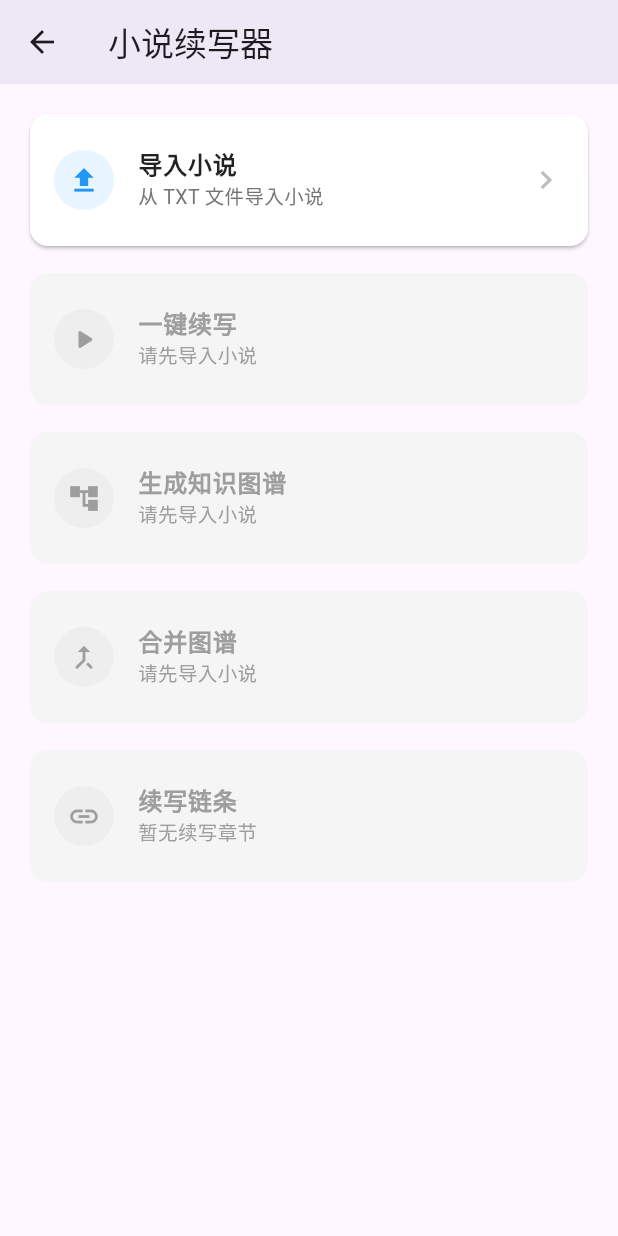
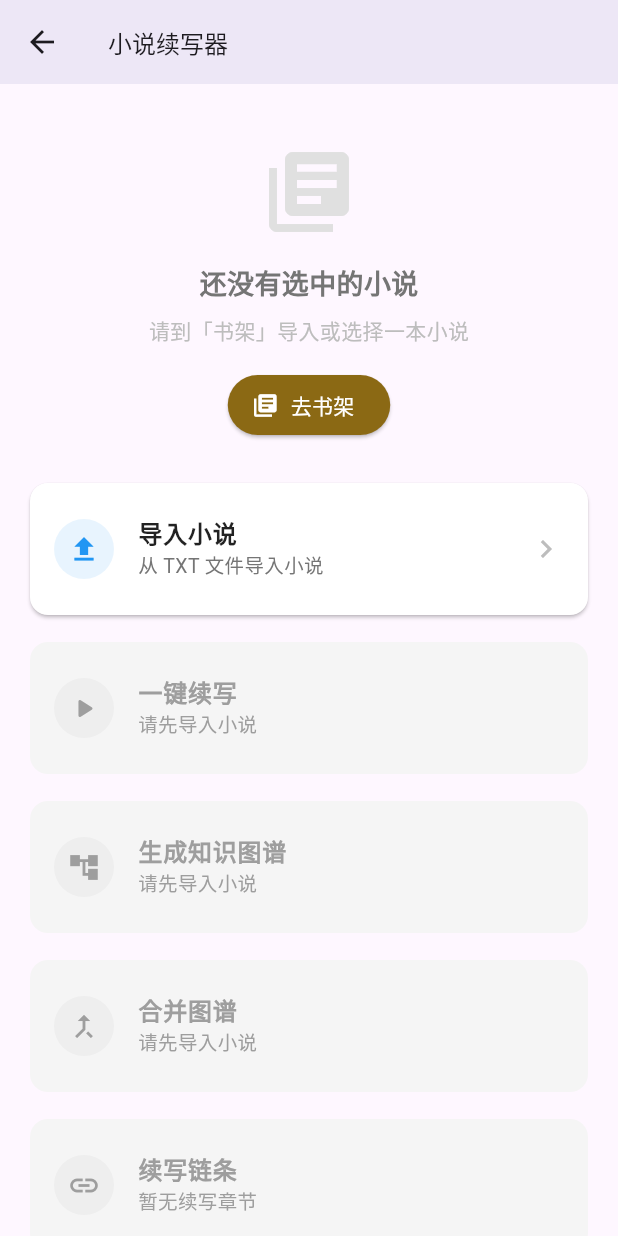
Before and after one commit to Neohero521/always_remember_me_flutter, a Flutter app: the HomeScreen screen opened directly, on a phone screen of 412 x 824 dp. Run offline on Flutter 3.47's test engine with Material 3 defaults, Android fonts, the phone set to English and light mode, and no system bars; our stand-ins replace file_picker, hive, hive_flutter, shared_preferences; accounts and stored records are empty.

Commit message:
feat: 书架体验优化 - 加载锁防抖 + 空状态提示
- BookshelfScreen: _isLoading 锁防止异步期间重复点击
- HomeScreen: 当前选中书名显示在AppBar，无书时显示引导去书架
- 豆包优化方案部分落地

```diff
--- a/lib/screens/home/home_screen.dart
+++ b/lib/screens/home/home_screen.dart
@@ -14,7 +14,12 @@ class HomeScreen extends StatelessWidget {
 
     return Scaffold(
       appBar: AppBar(
-        title: const Text('小说续写器'),
+        title: Text(
+          provider.currentBookId != null && provider.chapters.isNotEmpty
+              ? provider.bookshelf.firstWhere((b) => b.id == provider.currentBookId, orElse: () => provider.bookshelf.first).title
+              : '小说续写器',
+          style: const TextStyle(fontSize: 16),
+        ),
         backgroundColor: Colors.deepPurple.shade50,
         actions: [
           if (hasNovel)
@@ -37,6 +42,42 @@ class HomeScreen extends StatelessWidget {
           if (hasNovel) ...[
             _StatusCard(provider: provider),
             const SizedBox(height: 16),
+          ],
+
+          // 空状态提示
+          if (!hasNovel && provider.currentBookId == null) ...[
+            Container(
+              padding: const EdgeInsets.all(24),
+              child: Column(
+                children: [
+                  Icon(Icons.library_books, size: 64, color: Colors.grey.shade300),
+                  const SizedBox(height: 16),
+                  Text(
+                    '还没有选中的小说',
+                    style: TextStyle(fontSize: 18, color: Colors.grey.shade600, fontWeight: FontWeight.w600),
+                  ),
+                  const SizedBox(height: 8),
+                  Text(
+                    '请到「书架」导入或选择一本小说',
+                    style: TextStyle(fontSize: 14, color: Colors.grey.shade400),
+                  ),
+                  const SizedBox(height: 16),
+                  ElevatedButton.icon(
+                    icon: const Icon(Icons.library_books),
+                    label: const Text('去书架'),
+                    style: ElevatedButton.styleFrom(
+                      backgroundColor: const Color(0xFF8B6914),
+                      foregroundColor: Colors.white,
+                    ),
+                    onPressed: () {
+                      try {
+                        DefaultTabController.of(context).animateTo(0);
+                      } catch (_) {}
+                    },
+                  ),
+                ],
+              ),
+            ),
           ],
 
           // 小说导入（始终显示）
```
Also changed, not shown: lib/screens/bookshelf/bookshelf_screen.dart (+69 -32 lines), 1 other file.
